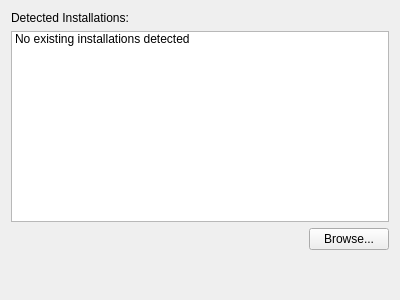
The window that files/ui/wizard/existinginstallationpage.ui (OpenMW/openmw) describes before a commit, drawn with Qt 5.
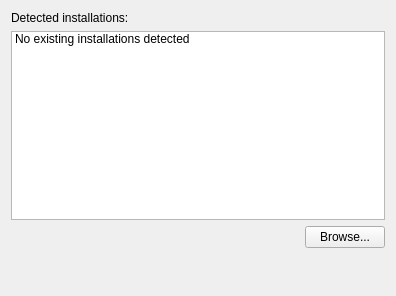
The same window after the commit. Icons and pictures are not drawn.

Commit message: WIP: Working on the installation selection and added the ui for the language page

Patch:
```diff
--- a/files/ui/wizard/existinginstallationpage.ui
+++ b/files/ui/wizard/existinginstallationpage.ui
@@ -6,8 +6,8 @@
    <rect>
     <x>0</x>
     <y>0</y>
-    <width>400</width>
-    <height>300</height>
+    <width>396</width>
+    <height>296</height>
    </rect>
   </property>
   <property name="windowTitle">
@@ -23,7 +23,7 @@
    <item>
     <widget class="QLabel" name="detectedLabel">
      <property name="text">
-      <string>Detected Installations:</string>
+      <string>Detected installations:</string>
      </property>
     </widget>
    </item>
@@ -33,6 +33,9 @@
       <property name="text">
        <string>No existing installations detected</string>
       </property>
+      <property name="flags">
+       <set>NoItemFlags</set>
+      </property>
      </item>
     </widget>
    </item>
```
The commit also changes 21 other files.
